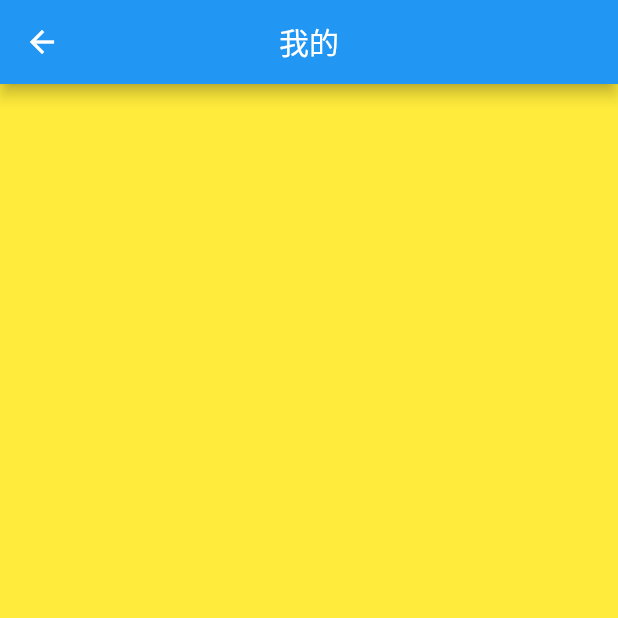
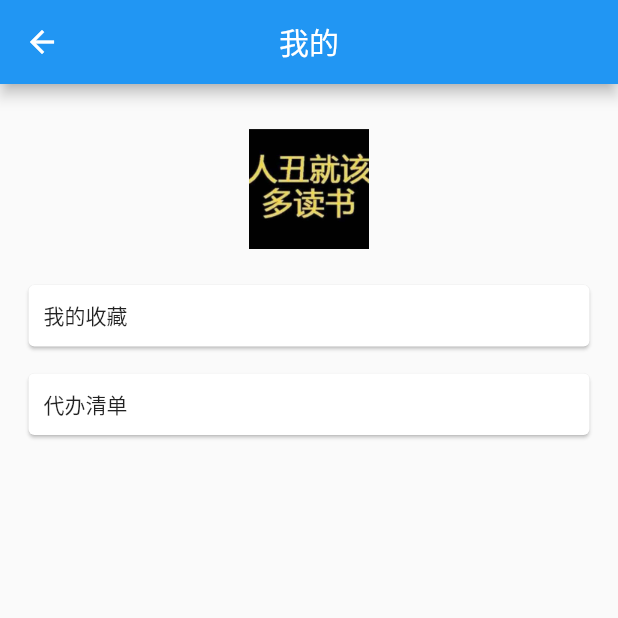
Before and after one commit to cbtian/flutter_wheel, a Flutter app: the MinePage screen opened directly, on a phone screen of 412 x 824 dp, the top half of it. Run offline on Flutter 3.47's test engine with Material 2 defaults, Android fonts, the phone set to English and light mode, and no system bars; our stand-ins replace dio, flutter_screenutil; missing offline and left inert: flutter_webview_plugin; network calls fail.

Commit message:
1、添加我的界面（待完善） 2、添加我的界面思维导图（按照这个逻辑添加登录注册逻辑）

```diff
--- a/lib/home/pages/mine_page.dart
+++ b/lib/home/pages/mine_page.dart
@@ -1,4 +1,5 @@
 import 'package:flutter/material.dart';
+import 'package:flutter_screenutil/flutter_screenutil.dart';
 
 class MinePage extends StatefulWidget {
   @override
@@ -13,7 +14,50 @@ class _MinePageState extends State<MinePage> {
         title: Text("我的"),
         centerTitle: true,
       ),
-      body: Container(color: Colors.yellow,),
+      body: Column(
+        children: <Widget>[
+          Container(
+            alignment: Alignment.topCenter,
+            padding: EdgeInsets.only(top: 30),
+            child: Container(
+              width: 80,
+              height: 80,
+              child: Image.asset("assets/images/flutter_wheel.jpeg"),
+            ),
+          ),
+          Padding(
+              padding: EdgeInsets.only(
+                  left: 15.0, top: 20.0, right: 15.0, bottom: 5.0),
+              child: GestureDetector(
+                child: Card(
+                  child: Container(
+                    padding: EdgeInsets.all(10),
+                    alignment: Alignment.topLeft,
+                    child: Text("我的收藏"),
+                  ),
+                ),
+                onTap: () {
+                  print("点击我的收藏");
+                },
+              )),
+          Padding(
+            padding: EdgeInsets.only(
+                left: 15.0, top: 5.0, right: 15.0, bottom: 10.0),
+            child: GestureDetector(
+              child: Card(
+                child: Container(
+                  padding: EdgeInsets.all(10),
+                  alignment: Alignment.topLeft,
+                  child: Text("代办清单"),
+                ),
+              ),
+              onTap: () {
+                print("点击代办清单");
+              },
+            ),
+          )
+        ],
+      ),
     );
   }
 }
--- a/pubspec.yaml
+++ b/pubspec.yaml
@@ -57,6 +57,7 @@ flutter:
     - assets/images/main/tab/ic_tab_category_selected.png
     - assets/images/main/tab/ic_tab_mine_no_selected.png
     - assets/images/main/tab/ic_tab_mine_selected.png
+    - assets/images/flutter_wheel.jpeg
   # An image asset can refer to one or more resolution-specific "variants", see
   # https://flutter.io/assets-and-images/#resolution-aware.
 
```
Also changed, not shown: lib/register/login.dart (added, +59 -0 lines), lib/register/register.dart (added, +13 -0 lines), assets/images/flutter_wheel.jpeg (added), 2 other files.
